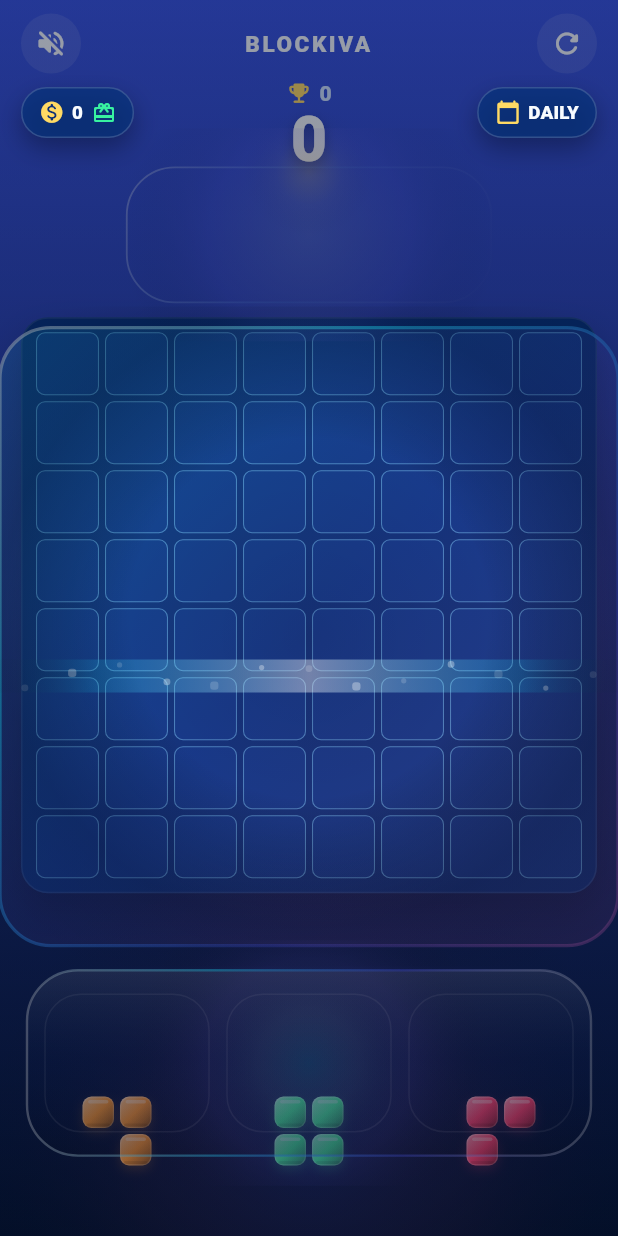
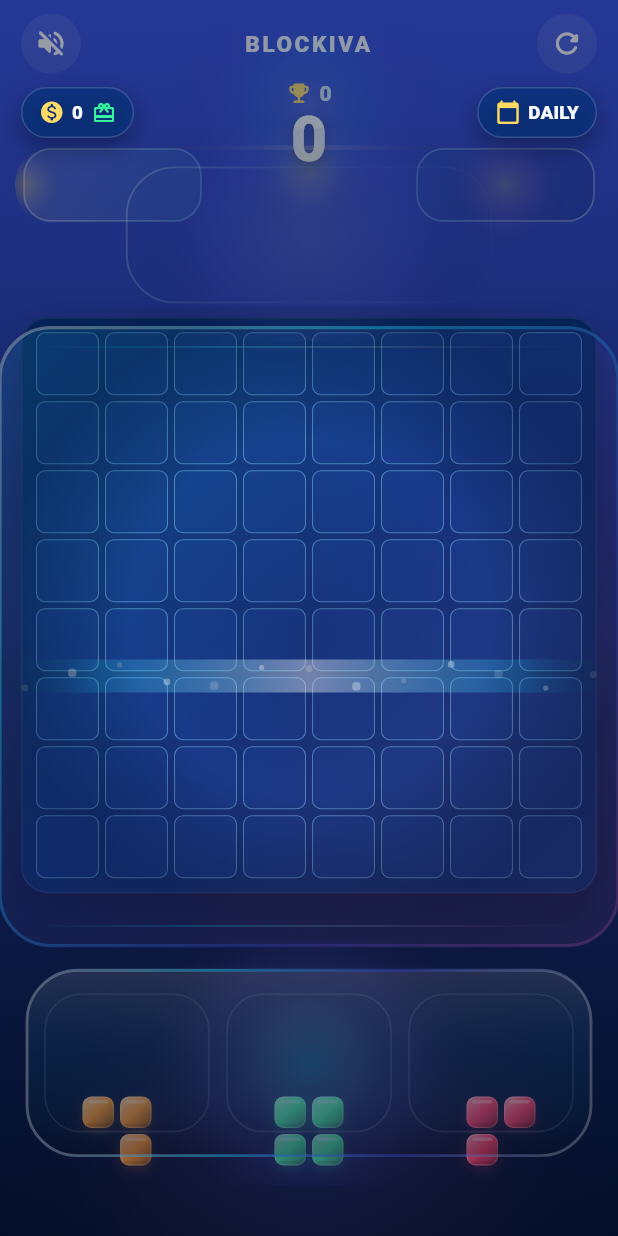
Before and after one commit to Avi-2024/Block-Puzzle, a Flutter app: the screen it shows after launch, after a tap on the "volume up" icon, on a phone screen of 412 x 824 dp. Run offline on Flutter 3.47's test engine with Material 3 defaults, Android fonts, the phone set to English and light mode, and no system bars; our stand-ins replace audioplayers, google_mobile_ads, shared_preferences.

Commit message:
feat: strengthen approved gameplay hud frame cues

```diff
--- a/lib/features/game/presentation/blockiva_approved_gameplay_shell.dart
+++ b/lib/features/game/presentation/blockiva_approved_gameplay_shell.dart
@@ -78,14 +78,30 @@
     }
 
     final double shortSide = math.min(size.width, size.height);
-    glow(Offset(size.width * .50, size.height * .34), shortSide * .62,
-        const Color(0xFF8C60FF), .26);
-    glow(Offset(size.width * .12, size.height * .16), shortSide * .42,
-        const Color(0xFF20D8FF), .20);
-    glow(Offset(size.width * .92, size.height * .82), shortSide * .48,
-        const Color(0xFFFF6CC8), .16);
-    glow(Offset(size.width * .48, size.height * .86), shortSide * .40,
-        const Color(0xFF38F2A0), .10);
+    glow(
+      Offset(size.width * .50, size.height * .34),
+      shortSide * .62,
+      const Color(0xFF8C60FF),
+      .26,
+    );
+    glow(
+      Offset(size.width * .12, size.height * .16),
+      shortSide * .42,
+      const Color(0xFF20D8FF),
+      .20,
+    );
+    glow(
+      Offset(size.width * .92, size.height * .82),
+      shortSide * .48,
+      const Color(0xFFFF6CC8),
+      .16,
+    );
+    glow(
+      Offset(size.width * .48, size.height * .86),
+      shortSide * .40,
+      const Color(0xFF38F2A0),
+      .10,
+    );
   }
 
   void _drawFloatingCubes(Canvas canvas, Size size) {
@@ -96,7 +112,8 @@
     for (var i = 0; i < 14; i++) {
       final double seed = i * 23.0;
       final double x = (math.sin(seed) * .5 + .5) * size.width;
-      final double y = size.height * (.13 + ((math.cos(seed * .83) * .5 + .5) * .77));
+      final double y = size.height *
+          (.13 + ((math.cos(seed * .83) * .5 + .5) * .77));
       final double side = 10 + (i % 4) * 6;
       final RRect cube = RRect.fromRectAndRadius(
         Rect.fromCenter(center: Offset(x, y), width: side, height: side),
@@ -130,7 +147,9 @@
       final double x = (math.sin(seed) * .5 + .5) * size.width;
       final double y = (math.cos(seed * 1.31) * .5 + .5) * size.height;
       final double radius = .7 + (i % 5) * .24;
-      particlePaint.color = Colors.white.withValues(alpha: i.isEven ? .12 : .052);
+      particlePaint.color = Colors.white.withValues(
+        alpha: i.isEven ? .12 : .052,
+      );
       canvas.drawCircle(Offset(x, y), radius, particlePaint);
     }
   }
@@ -145,12 +164,111 @@
   @override
   void paint(Canvas canvas, Size size) {
     final double shortSide = math.min(size.width, size.height);
+    _drawLogoGlowShelf(canvas, size);
+    _drawTopHudGlassAnchors(canvas, size);
     _drawHeroScoreAura(canvas, size, shortSide);
     _drawBoardHeroFrame(canvas, size, shortSide);
     _drawClearEnergyPreview(canvas, size, shortSide);
     _drawTrayPedestal(canvas, size);
     _drawBottomCrystalGlow(canvas, size, shortSide);
     _drawEdgeVignette(canvas, size);
+  }
+
+  void _drawLogoGlowShelf(Canvas canvas, Size size) {
+    final Rect shelfRect = Rect.fromCenter(
+      center: Offset(size.width * .50, size.height * .085),
+      width: math.min(size.width * .66, 310),
+      height: 86,
+    );
+    final Paint shelfGlowPaint = Paint()
+      ..shader = RadialGradient(
+        colors: <Color>[
+          Colors.white.withValues(alpha: .13),
+          const Color(0xFF20D8FF).withValues(alpha: .09),
+          AppTheme.primary.withValues(alpha: .04),
+          Colors.transparent,
+        ],
+        stops: const <double>[0, .40, .68, 1],
+      ).createShader(shelfRect.inflate(48));
+    canvas.drawOval(shelfRect.inflate(40), shelfGlowPaint);
+
+    final Paint shinePaint = Paint()
+      ..shader = const LinearGradient(
+        begin: Alignment.centerLeft,
+        end: Alignment.centerRight,
+        colors: <Color>[
+          Color(0x00000000),
+          Color(0x33FFFFFF),
+          Color(0x00000000),
+        ],
+      ).createShader(shelfRect);
+    canvas.drawRRect(
+      RRect.fromRectAndRadius(
+        Rect.fromCenter(
+          center: shelfRect.center.translate(0, shelfRect.height * .33),
+          width: shelfRect.width * .72,
+          height: 3,
+        ),
+        const Radius.circular(99),
+      ),
+      shinePaint,
+    );
+  }
+
+  void _drawTopHudGlassAnchors(Canvas canvas, Size size) {
+    final double top = size.height * .055;
+    final Rect leftPill = Rect.fromLTWH(16, top + 54, 118, 48);
+    final Rect rightPill = Rect.fromLTWH(size.width - 134, top + 54, 118, 48);
+    final RRect left = RRect.fromRectAndRadius(leftPill, const Radius.circular(18));
+    final RRect right = RRect.fromRectAndRadius(rightPill, const Radius.circular(18));
+
+    final Paint glassPaint = Paint()
+      ..shader = const LinearGradient(
+        begin: Alignment.topLeft,
+        end: Alignment.bottomRight,
+        colors: <Color>[
+          Color(0x26FFFFFF),
+          Color(0x111DDCFF),
+          Color(0x19000000),
+        ],
+      ).createShader(leftPill.expandToInclude(rightPill));
+    final Paint rimPaint = Paint()
+      ..style = PaintingStyle.stroke
+      ..strokeWidth = 1.15
+      ..shader = const LinearGradient(
+        begin: Alignment.centerLeft,
+        end: Alignment.centerRight,
+        colors: <Color>[
+          Color(0x66FFFFFF),
+          Color(0x7732B6FF),
+          Color(0x55FFFFFF),
+        ],
+      ).createShader(leftPill.expandToInclude(rightPill));
+
+    for (final RRect pill in <RRect>[left, right]) {
+      canvas.drawRRect(pill, glassPaint);
+      canvas.drawRRect(pill, rimPaint);
+    }
+
+    final Paint orbPaint = Paint()
+      ..shader = RadialGradient(
+        colors: <Color>[
+          AppTheme.warning.withValues(alpha: .36),
+          AppTheme.warning.withValues(alpha: .10),
+          Colors.transparent,
+        ],
+      ).createShader(Rect.fromCircle(center: leftPill.centerLeft, radius: 28));
+    canvas.drawCircle(leftPill.centerLeft.translate(22, 0), 28, orbPaint);
+
+    final Paint trophyGlowPaint = Paint()
+      ..shader = RadialGradient(
+        colors: <Color>[
+          AppTheme.warning.withValues(alpha: .24),
+          AppTheme.accent.withValues(alpha: .08),
+          Colors.transparent,
+        ],
+      ).createShader(Rect.fromCircle(center: rightPill.center, radius: 46));
+    canvas.drawCircle(rightPill.center, 46, trophyGlowPaint);
   }
 
   void _drawHeroScoreAura(Canvas canvas, Size size, double shortSide) {
@@ -249,6 +367,24 @@
         stops: <double>[0, .30, .72, 1],
       ).createShader(outerBoard.outerRect);
     canvas.drawRRect(outerBoard, rimPaint);
+
+    final Paint innerSparkPaint = Paint()
+      ..style = PaintingStyle.stroke
+      ..strokeWidth = 1.1
+      ..shader = const LinearGradient(
+        begin: Alignment.centerLeft,
+        end: Alignment.centerRight,
+        colors: <Color>[
+          Color(0x0020D8FF),
+          Color(0x7720D8FF),
+          Color(0x33FFFFFF),
+          Color(0x00FF6CC8),
+        ],
+      ).createShader(boardRect);
+    canvas.drawRRect(
+      RRect.fromRectAndRadius(boardRect.inflate(5), const Radius.circular(24)),
+      innerSparkPaint,
+    );
   }
 
   void _drawClearEnergyPreview(Canvas canvas, Size size, double shortSide) {
@@ -312,8 +448,8 @@
     final Paint trayGlowPaint = Paint()
       ..shader = RadialGradient(
         colors: <Color>[
-          const Color(0xFF20D8FF).withValues(alpha: .16),
-          AppTheme.primary.withValues(alpha: .11),
+          const Color(0xFF20D8FF).withValues(alpha: .22),
+          AppTheme.primary.withValues(alpha: .13),
           Colors.transparent,
         ],
         stops: const <double>[0, .58, 1],
@@ -325,9 +461,9 @@
         begin: Alignment.topCenter,
         end: Alignment.bottomCenter,
         colors: <Color>[
-          Color(0x22FFFFFF),
-          Color(0x100D2D86),
-          Color(0x22000000),
+          Color(0x2EFFFFFF),
+          Color(0x151DDCFF),
+          Color(0x26000000),
         ],
         stops: <double>[0, .48, 1],
       ).createShader(trayRect);
@@ -335,15 +471,15 @@
 
     final Paint rimPaint = Paint()
       ..style = PaintingStyle.stroke
-      ..strokeWidth = 1.6
+      ..strokeWidth = 1.9
       ..shader = const LinearGradient(
         begin: Alignment.centerLeft,
         end: Alignment.centerRight,
         colors: <Color>[
+          Color(0x77FFFFFF),
+          Color(0xBB20D8FF),
+          Color(0x884A5CFF),
           Color(0x66FFFFFF),
-          Color(0x9920D8FF),
-          Color(0x774A5CFF),
-          Color(0x55FFFFFF),
         ],
       ).createShader(trayRect);
     canvas.drawRRect(tray, rimPaint);
@@ -353,16 +489,16 @@
     final Paint slotPaint = Paint()
       ..shader = const RadialGradient(
         colors: <Color>[
-          Color(0x181DDCFF),
-          Color(0x0AFFFFFF),
+          Color(0x221DDCFF),
+          Color(0x0EFFFFFF),
           Color(0x00000000),
         ],
         stops: <double>[0, .55, 1],
       ).createShader(trayRect);
     final Paint slotStrokePaint = Paint()
       ..style = PaintingStyle.stroke
-      ..strokeWidth = 1
-      ..color = Colors.white.withValues(alpha: .10);
+      ..strokeWidth = 1.1
+      ..color = Colors.white.withValues(alpha: .13);
     for (var i = 0; i < 3; i++) {
       final Rect slot = Rect.fromLTWH(
         trayRect.left + slotGap + (slotWidth + slotGap) * i,
@@ -391,7 +527,11 @@
         center: Offset(size.width * .50, size.height * .94),
         radius: shortSide * .55,
       ));
-    canvas.drawCircle(Offset(size.width * .50, size.height * .94), shortSide * .55, glowPaint);
+    canvas.drawCircle(
+      Offset(size.width * .50, size.height * .94),
+      shortSide * .55,
+      glowPaint,
+    );
   }
 
   void _drawEdgeVignette(Canvas canvas, Size size) {
```
